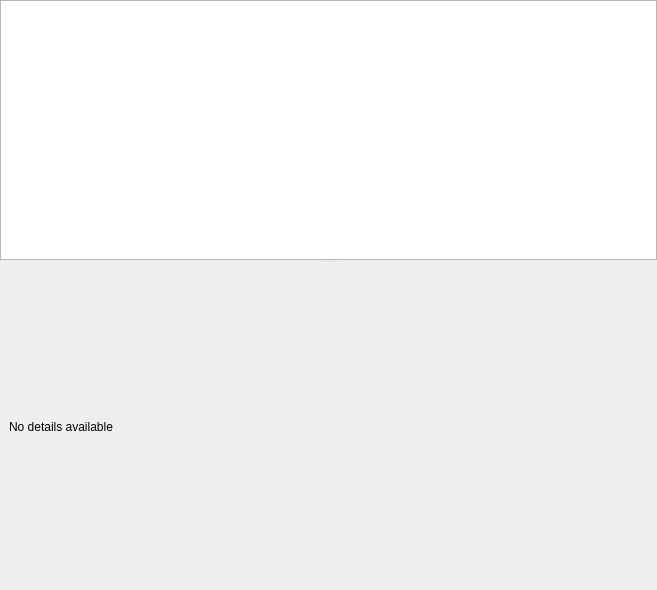
Qt form src/uic9183widget.ui (KDE/kitinerary-workbench) before a commit.
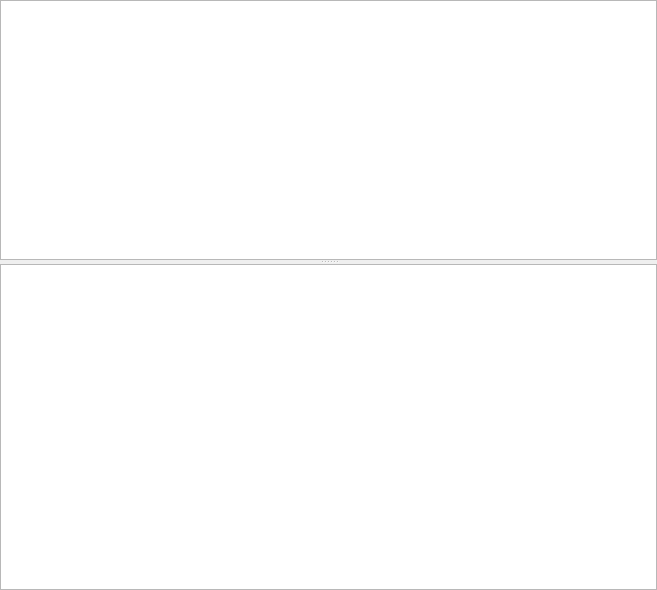
The same form after that commit. The open tabs and pages were chosen to show the change.

Commit message: Show UIC 918.3 header and U_HEAD block content

```diff
--- a/src/uic9183widget.ui
+++ b/src/uic9183widget.ui
@@ -127,6 +127,25 @@
         </item>
        </layout>
       </widget>
+      <widget class="QWidget" name="genericPage">
+       <layout class="QVBoxLayout" name="verticalLayout_5">
+        <property name="leftMargin">
+         <number>0</number>
+        </property>
+        <property name="topMargin">
+         <number>0</number>
+        </property>
+        <property name="rightMargin">
+         <number>0</number>
+        </property>
+        <property name="bottomMargin">
+         <number>0</number>
+        </property>
+        <item>
+         <widget class="QTreeView" name="genericBlockView"/>
+        </item>
+       </layout>
+      </widget>
      </widget>
     </widget>
    </item>
```
The commit also changes 2 other files.
